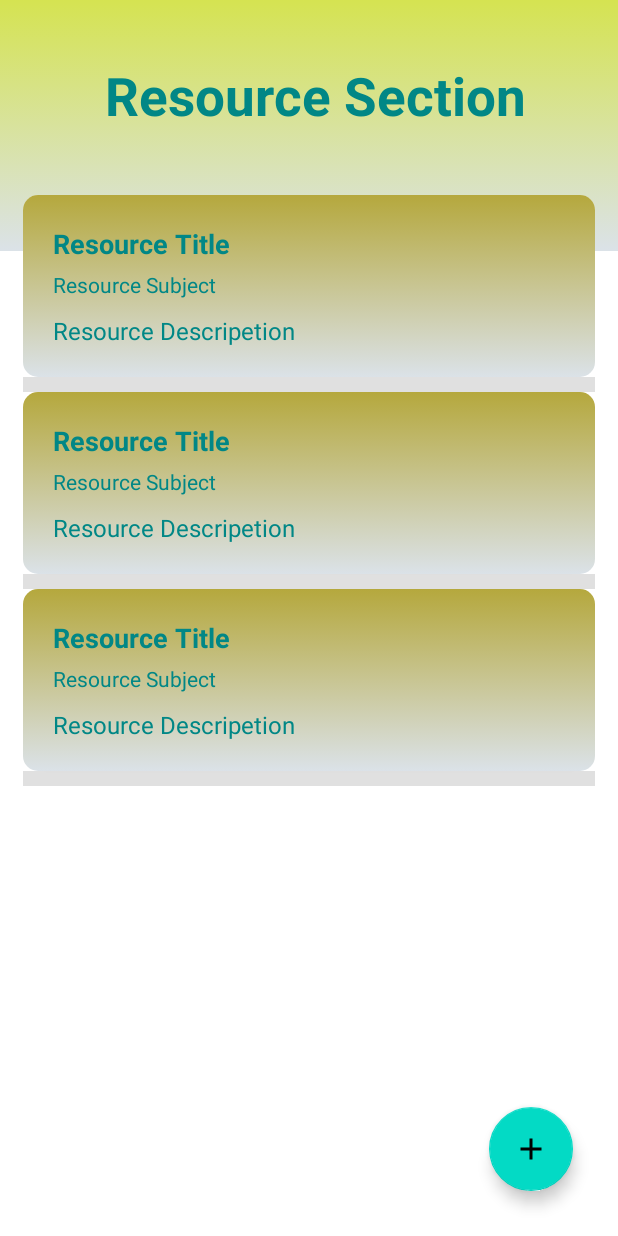
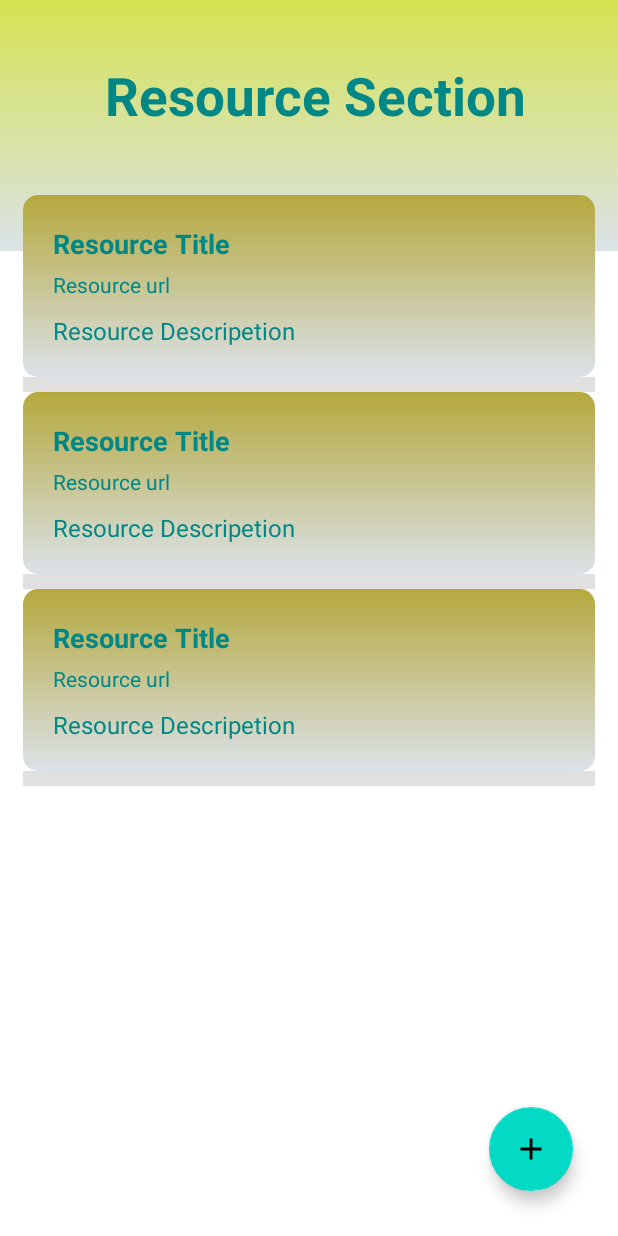
Before and after one commit to GodofLibra/e_scheduler, an Android app: the layout fragment_material.xml on its own in the app's theme, with its tools: preview values and no code run, on a phone screen of 412 x 824 dp. Run offline under Robolectric (Android 15) with nearby library versions, the light colour scheme and no system bars.

Commit message:
View material

```diff
--- a/app/src/main/java/com/example/e_scheduler/entity/Material.kt
+++ b/app/src/main/java/com/example/e_scheduler/entity/Material.kt
@@ -2,7 +2,7 @@ package com.example.e_scheduler.entity
 
 data class Material(
     val uid: String = "",
-    val sem: Int = 0,
+    val sem: String = "",
     val branch: String = "",
     val uploadTime: Long = 0L,
     val topic: String = "",
--- a/app/src/main/java/com/example/e_scheduler/fragments/AddMaterialFragment.kt
+++ b/app/src/main/java/com/example/e_scheduler/fragments/AddMaterialFragment.kt
@@ -4,6 +4,7 @@ import android.os.Bundle
 import android.view.View
 import android.widget.ArrayAdapter
 import androidx.fragment.app.Fragment
+import androidx.navigation.fragment.findNavController
 import com.example.e_scheduler.R
 import com.example.e_scheduler.entity.Material
 import com.google.firebase.firestore.FirebaseFirestore
@@ -46,7 +47,7 @@ class AddMaterialFragment : Fragment(R.layout.fragment_add_material) {
                 val uid = UUID.randomUUID().toString()
                 val material = Material(
                     uid = uid,
-                    sem = semesters.indexOf(autoCompleteTvSem.text.trim().toString()) + 1,
+                    sem = autoCompleteTvSem.text.trim().toString(),
                     branch = autoCompleteTvBranch.text.trim().toString(),
                     uploadTime = System.currentTimeMillis(),
                     topic = et_material_topic.text?.trim().toString(),
@@ -55,6 +56,7 @@ class AddMaterialFragment : Fragment(R.layout.fragment_add_material) {
                 )
 
                 materials.document(uid).set(material).await()
+                findNavController().navigate(R.id.homeFragment)
             }
 
         }
--- a/app/src/main/java/com/example/e_scheduler/fragments/HomeFragment.kt
+++ b/app/src/main/java/com/example/e_scheduler/fragments/HomeFragment.kt
@@ -56,7 +56,7 @@ class HomeFragment : Fragment(R.layout.fragment_home) {
             navMenu.findItem(R.id.manageUsersFragment).isVisible = user.role == "Admin"
             navMenu.findItem(R.id.manageAnnouncementFragment).isVisible = user.role == "Admin"
             navMenu.findItem(R.id.manageNoticeFragment).isVisible = user.role == "Admin"
-
+            navMenu.findItem(R.id.addMaterialFragment).isVisible = user.role == "Admin"
         }
 
         CoroutineScope(Dispatchers.Main).launch {
--- a/app/src/main/res/layout/fragment_material.xml
+++ b/app/src/main/res/layout/fragment_material.xml
@@ -4,8 +4,7 @@
     xmlns:tools="http://schemas.android.com/tools"
     android:layout_width="match_parent"
     android:layout_height="match_parent"
-    android:background="#ffffff"
-    tools:context="">
+    android:background="#ffffff">
 
     <androidx.constraintlayout.widget.ConstraintLayout
         android:layout_width="match_parent"
@@ -49,7 +48,7 @@
     </androidx.constraintlayout.widget.ConstraintLayout>
 
     <ListView
-        android:id="@+id/lv_notes"
+        android:id="@+id/lv_resource"
         android:layout_width="match_parent"
         android:layout_height="0dp"
         android:layout_marginStart="15dp"
--- a/app/src/main/res/layout/row_layout_material.xml
+++ b/app/src/main/res/layout/row_layout_material.xml
@@ -8,15 +8,17 @@
     android:layout_marginTop="10dp"
     android:layout_marginEnd="10dp"
     android:layout_marginBottom="20dp"
+    app:cardCornerRadius="10dp">
 
-    app:cardCornerRadius="10dp">
     <androidx.constraintlayout.widget.ConstraintLayout
+        android:id="@+id/parent_layout_material"
         android:layout_width="match_parent"
         android:layout_height="match_parent"
         android:background="@drawable/row_material_bg"
         android:padding="20dp">
+
         <TextView
-            android:id="@+id/note_title"
+            android:id="@+id/tv_topic"
             android:layout_width="match_parent"
             android:layout_height="match_parent"
             android:text="Resource Title"
@@ -24,23 +26,26 @@
             android:textSize="18sp"
             android:textStyle="bold"
             app:layout_constraintTop_toTopOf="parent" />
+
         <TextView
-            android:id="@+id/note_sub_title"
+            android:id="@+id/tv_url"
             android:layout_width="match_parent"
             android:layout_height="wrap_content"
             android:layout_marginTop="5dp"
-            android:text="Resource Subject"
+            android:text="Resource url"
+            android:autoLink="web"
             android:textColor="@color/teal_700"
             android:textSize="14sp"
-            app:layout_constraintTop_toBottomOf="@id/note_title" />
+            app:layout_constraintTop_toBottomOf="@id/tv_topic" />
+
         <TextView
-            android:id="@+id/note_description"
+            android:id="@+id/tv_description_material"
             android:layout_width="match_parent"
             android:layout_height="wrap_content"
             android:layout_marginTop="10dp"
             android:text="Resource Descripetion"
             android:textColor="@color/teal_700"
             android:textSize="16sp"
-            app:layout_constraintTop_toBottomOf="@id/note_sub_title" />
+            app:layout_constraintTop_toBottomOf="@id/tv_url" />
     </androidx.constraintlayout.widget.ConstraintLayout>
 </androidx.cardview.widget.CardView>
```
Also changed, not shown: app/src/main/java/com/example/e_scheduler/adapter/ResourceAdapter.kt (added, +67 -0 lines), app/src/main/java/com/example/e_scheduler/fragments/MaterialFragment.kt (added, +107 -0 lines), app/src/main/java/com/example/e_scheduler/fragments/ViewMaterialFragment.kt (+14 -1 lines), app/src/main/res/menu/activity_main_drawer.xml (+8 -0 lines), app/src/main/res/navigation/mobile_navigation.xml (+8 -0 lines).
